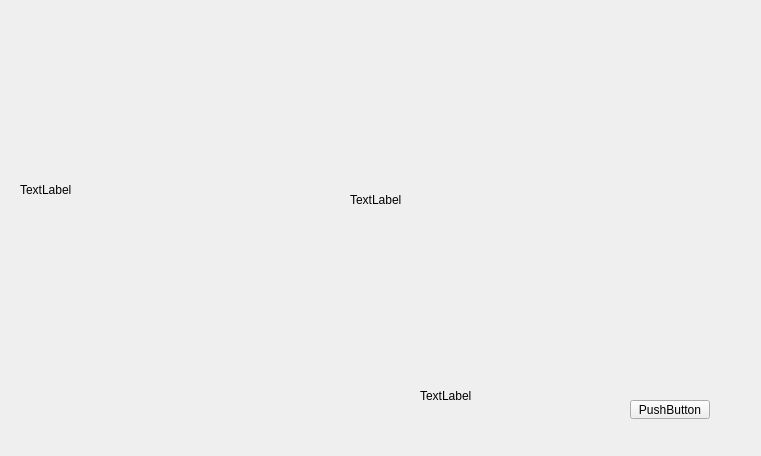
First picture: the form in qt/ZET_PRO/subform_one.ui, repository bdus/programpractice, before the edit.
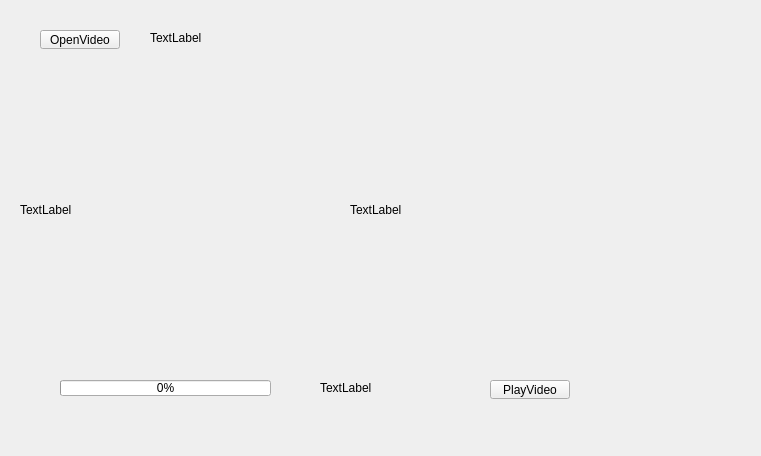
Second picture: the form after the edit.

What changed in the file:
```diff
--- a/qt/ZET_PRO/subform_one.ui
+++ b/qt/ZET_PRO/subform_one.ui
@@ -16,21 +16,21 @@
   <widget class="QPushButton" name="pushButton">
    <property name="geometry">
     <rect>
-     <x>630</x>
-     <y>400</y>
+     <x>490</x>
+     <y>380</y>
      <width>80</width>
      <height>19</height>
     </rect>
    </property>
    <property name="text">
-    <string>PushButton</string>
+    <string>PlayVideo</string>
    </property>
   </widget>
   <widget class="QLabel" name="label_src">
    <property name="geometry">
     <rect>
      <x>20</x>
-     <y>70</y>
+     <y>90</y>
      <width>320</width>
      <height>240</height>
     </rect>
@@ -49,7 +49,7 @@
    <property name="geometry">
     <rect>
      <x>350</x>
-     <y>80</y>
+     <y>90</y>
      <width>320</width>
      <height>240</height>
     </rect>
@@ -61,16 +61,55 @@
   <widget class="QLabel" name="label">
    <property name="geometry">
     <rect>
-     <x>420</x>
-     <y>390</y>
-     <width>54</width>
-     <height>11</height>
+     <x>320</x>
+     <y>380</y>
+     <width>121</width>
+     <height>16</height>
     </rect>
    </property>
    <property name="text">
     <string>TextLabel</string>
    </property>
   </widget>
+  <widget class="QPushButton" name="pushButton_2">
+   <property name="geometry">
+    <rect>
+     <x>40</x>
+     <y>30</y>
+     <width>80</width>
+     <height>19</height>
+    </rect>
+   </property>
+   <property name="text">
+    <string>OpenVideo</string>
+   </property>
+  </widget>
+  <widget class="QLabel" name="label_path">
+   <property name="geometry">
+    <rect>
+     <x>150</x>
+     <y>30</y>
+     <width>501</width>
+     <height>16</height>
+    </rect>
+   </property>
+   <property name="text">
+    <string>TextLabel</string>
+   </property>
+  </widget>
+  <widget class="QProgressBar" name="progressBar">
+   <property name="geometry">
+    <rect>
+     <x>60</x>
+     <y>380</y>
+     <width>211</width>
+     <height>16</height>
+    </rect>
+   </property>
+   <property name="value">
+    <number>0</number>
+   </property>
+  </widget>
  </widget>
  <resources/>
  <connections/>
```
